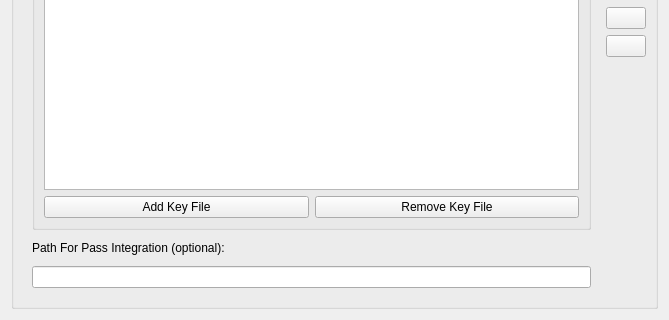
Before: the Qt Designer form src/config/veracryptrunner_config_item.ui in alex1701c/VeracryptRunner, drawn with Qt 5; both pictures show x 0 to 669 and y 260 to 580 of the 669 by 580 pixel window.
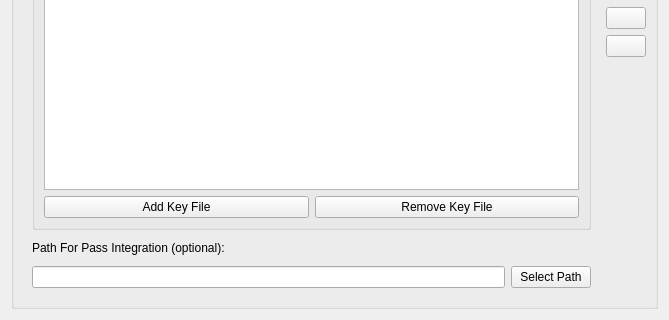
After: the same form once the commit is applied. Icons and pictures are not drawn.

Commit message: Improve pass/device dialog, add priority property, bug fixes

Diff of the .ui file:
```diff
--- a/src/config/veracryptrunner_config_item.ui
+++ b/src/config/veracryptrunner_config_item.ui
@@ -163,7 +163,18 @@
           </widget>
          </item>
          <item>
-          <widget class="QLineEdit" name="passIntegration"/>
+          <layout class="QHBoxLayout" name="horizontalLayout_6">
+           <item>
+            <widget class="QLineEdit" name="passIntegration"/>
+           </item>
+           <item>
+            <widget class="QPushButton" name="passIntegrationSelectButton">
+             <property name="text">
+              <string>Select Path</string>
+             </property>
+            </widget>
+           </item>
+          </layout>
          </item>
         </layout>
        </widget>
```
The commit also changes 6 other files.
